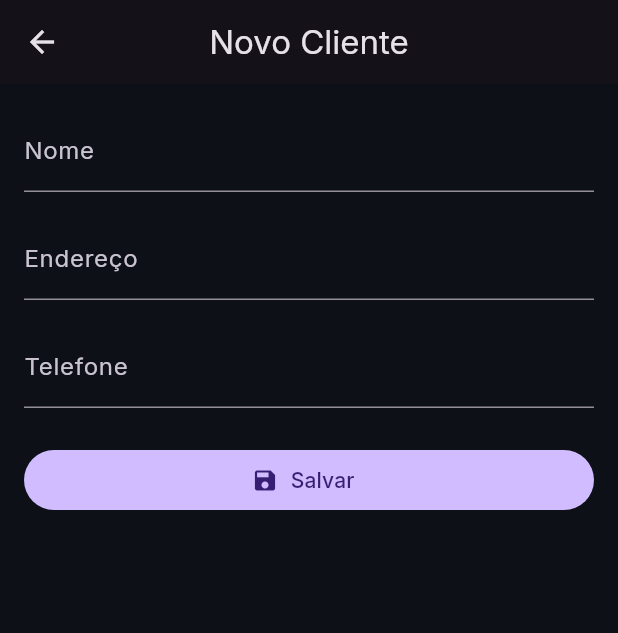
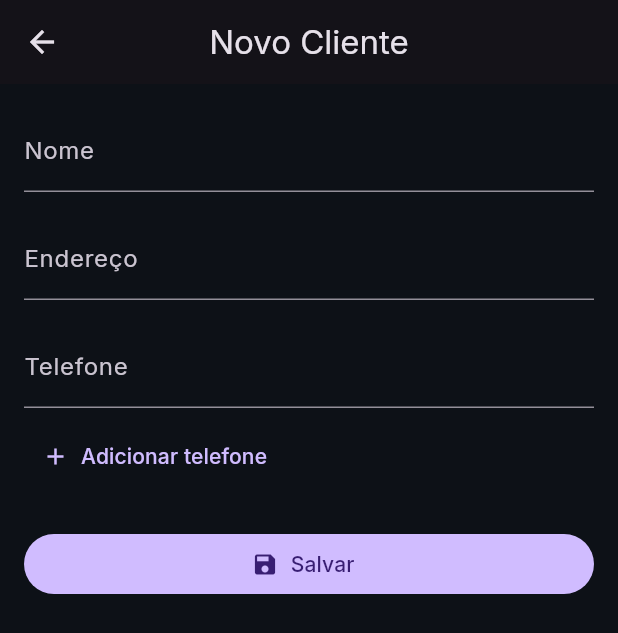
Before and after one commit to WilsonGorosthides/sgc_msclean, a Flutter app: the ClientFormScreen screen opened directly, on a phone screen of 412 x 824 dp. Shown: the top 633 px of the screen. Run offline on Flutter 3.47's test engine with Material 3 defaults, Android fonts, the phone set to English and light mode, and no system bars; our stand-ins replace flutter_dotenv, google_fonts, supabase_flutter; accounts and stored records are empty.

Commit message:
feat: permite multiplos telefones por cliente (#62)
ClientModel passa a guardar telefones (lista); fromMap le a coluna
telefones (text[]) e aceita o campo legado telefone na transicao. O
formulario tem campos de telefone dinamicos (adicionar/remover, minimo
1), cada um validado. Ajusta a key do telefone na fixture da CT-004 da
Home (campo_telefone_0).

Co-Authored-By: Claude Opus 4.8 <noreply@anthropic.com>

```diff
--- a/lib/models/client_model.dart
+++ b/lib/models/client_model.dart
@@ -2,17 +2,36 @@ class ClientModel {
   final String? id;
   final String nome;
   final String endereco;
-  final String telefone;
+  final List<String> telefones;
 
-  ClientModel({this.id, required this.nome, required this.endereco, required this.telefone});
+  ClientModel({
+    this.id,
+    required this.nome,
+    required this.endereco,
+    required this.telefones,
+  });
 
   factory ClientModel.fromMap(Map<String, dynamic> map) {
     return ClientModel(
       id: map['id'],
       nome: map['nome'] ?? '',
       endereco: map['endereco'] ?? '',
-      telefone: map['telefone'] ?? '',
+      telefones: _lerTelefones(map),
     );
+  }
+
+  // Lê a coluna 'telefones' (text[] no Supabase). Durante a migração (#62),
+  // aceita o antigo 'telefone' (string) como lista de um item.
+  static List<String> _lerTelefones(Map<String, dynamic> map) {
+    final lista = map['telefones'];
+    if (lista is List) {
+      return lista.map((e) => e.toString()).toList();
+    }
+    final legado = map['telefone'];
+    if (legado != null && legado.toString().isNotEmpty) {
+      return [legado.toString()];
+    }
+    return [];
   }
 
   // Mapa para escrita no banco; sem o id, que é gerado pelo Supabase.
@@ -20,7 +39,7 @@ class ClientModel {
     return {
       'nome': nome,
       'endereco': endereco,
-      'telefone': telefone,
+      'telefones': telefones,
     };
   }
 }
--- a/lib/screens/client_form_screen.dart
+++ b/lib/screens/client_form_screen.dart
@@ -24,16 +24,34 @@ class _ClientFormScreenState extends State<ClientFormScreen> {
       TextEditingController(text: widget.cliente?.nome ?? '');
   late final _enderecoController =
       TextEditingController(text: widget.cliente?.endereco ?? '');
-  late final _telefoneController =
-      TextEditingController(text: widget.cliente?.telefone ?? '');
+  // Um ou mais telefones (#62): um controller por número, começando com o(s)
+  // do cliente (edição) ou um campo vazio (cadastro).
+  late final List<TextEditingController> _telefoneControllers =
+      _controllersIniciais();
   var _salvando = false;
+
+  List<TextEditingController> _controllersIniciais() {
+    final tels = widget.cliente?.telefones ?? const <String>[];
+    if (tels.isEmpty) return [TextEditingController()];
+    return tels.map((t) => TextEditingController(text: t)).toList();
+  }
 
   @override
   void dispose() {
     _nomeController.dispose();
     _enderecoController.dispose();
-    _telefoneController.dispose();
+    for (final c in _telefoneControllers) {
+      c.dispose();
+    }
     super.dispose();
+  }
+
+  void _adicionarTelefone() {
+    setState(() => _telefoneControllers.add(TextEditingController()));
+  }
+
+  void _removerTelefone(int indice) {
+    setState(() => _telefoneControllers.removeAt(indice).dispose());
   }
 
   Future<void> _salvar() async {
@@ -48,7 +66,10 @@ class _ClientFormScreenState extends State<ClientFormScreen> {
       id: widget.cliente?.id,
       nome: _nomeController.text.trim(),
       endereco: _enderecoController.text.trim(),
-      telefone: _telefoneController.text.trim(),
+      telefones: _telefoneControllers
+          .map((c) => c.text.trim())
+          .where((t) => t.isNotEmpty)
+          .toList(),
     );
     try {
       if (widget.cliente == null) {
@@ -92,6 +113,47 @@ class _ClientFormScreenState extends State<ClientFormScreen> {
     );
   }
 
+  // Campos de telefone (#62): um por número, com botão de remover quando há
+  // mais de um, e um botão para adicionar outro.
+  List<Widget> _camposTelefone() {
+    final campos = <Widget>[];
+    for (var i = 0; i < _telefoneControllers.length; i++) {
+      campos.add(Row(
+        children: [
+          Expanded(
+            child: TextFormField(
+              key: Key('campo_telefone_$i'),
+              controller: _telefoneControllers[i],
+              keyboardType: TextInputType.phone,
+              decoration: InputDecoration(
+                  labelText: i == 0 ? 'Telefone' : 'Telefone ${i + 1}'),
+              validator: Validadores.telefone,
+            ),
+          ),
+          if (_telefoneControllers.length > 1)
+            IconButton(
+              key: Key('remover_telefone_$i'),
+              icon: const Icon(Icons.remove_circle_outline,
+                  color: Colors.redAccent),
+              tooltip: 'Remover telefone',
+              onPressed: () => _removerTelefone(i),
+            ),
+        ],
+      ));
+      campos.add(const SizedBox(height: 8));
+    }
+    campos.add(Align(
+      alignment: Alignment.centerLeft,
+      child: TextButton.icon(
+        key: const Key('adicionar_telefone'),
+        onPressed: _adicionarTelefone,
+        icon: const Icon(Icons.add),
+        label: const Text('Adicionar telefone'),
+      ),
+    ));
+    return campos;
+  }
+
   @override
   Widget build(BuildContext context) {
     return Scaffold(
@@ -121,13 +183,7 @@ class _ClientFormScreenState extends State<ClientFormScreen> {
                   labelText: 'Endereço', hintText: 'Opcional'),
             ),
             const SizedBox(height: 16),
-            TextFormField(
-              key: const Key('campo_telefone'),
-              controller: _telefoneController,
-              keyboardType: TextInputType.phone,
-              decoration: const InputDecoration(labelText: 'Telefone'),
-              validator: Validadores.telefone,
-            ),
+            ..._camposTelefone(),
             const SizedBox(height: 24),
             FilledButton.icon(
               key: const Key('botao_salvar'),
```
Also changed, not shown: 1 other file.
